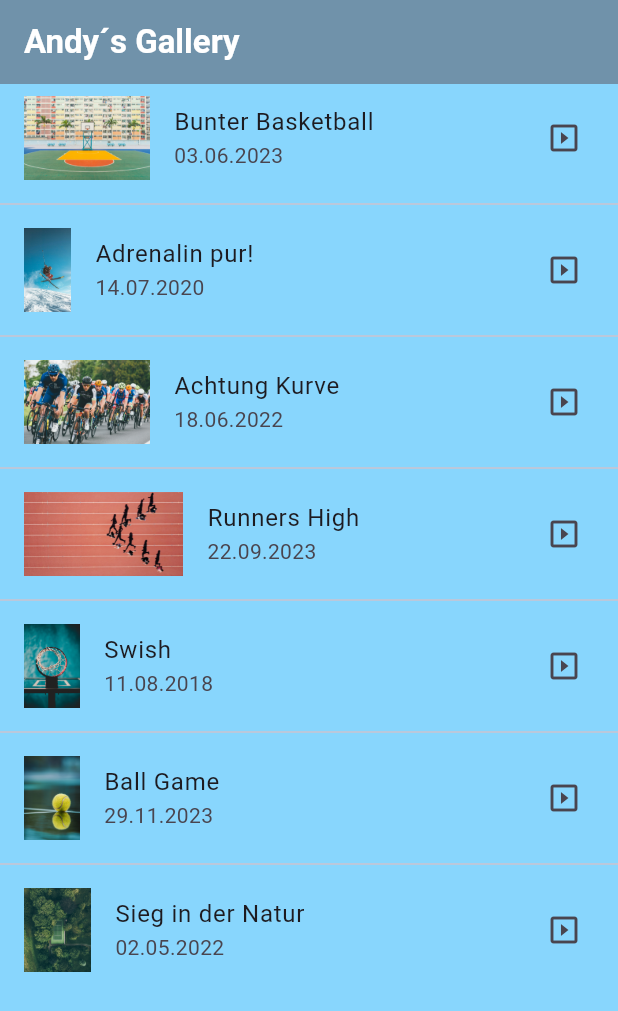
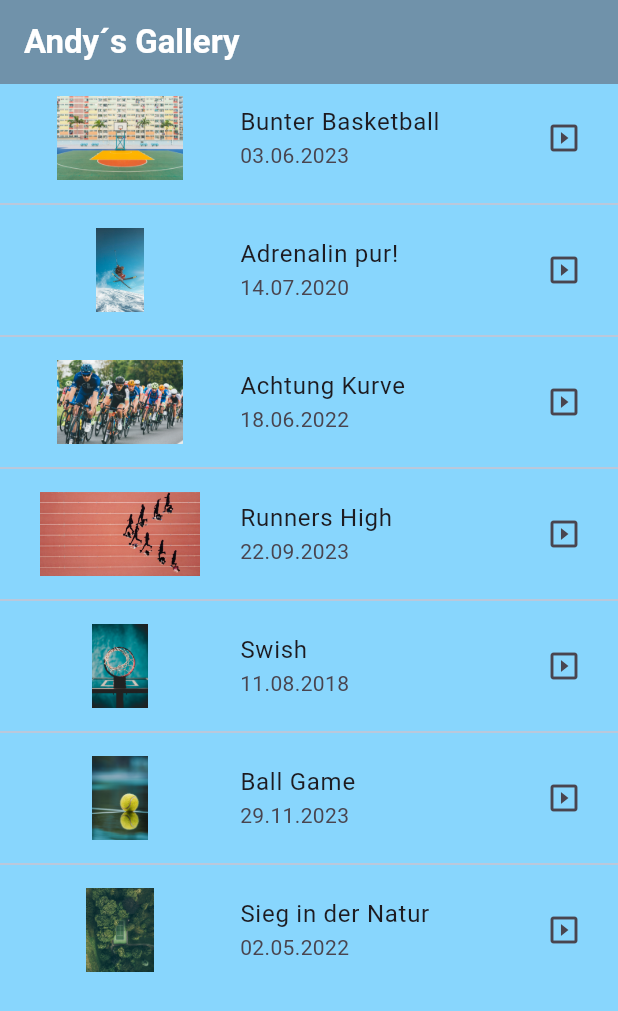
Before and after one commit to Dopa91/simple_gallery_app_dopatka, a Flutter app: the MyGalleryPage screen opened directly, on a phone screen of 412 x 824 dp. Shown: the top 1011 px of the screen. Run offline on Flutter 3.47's test engine with Material 3 defaults, Android fonts, the phone set to English and light mode, and no system bars; our stand-ins replace flutter_image_slideshow.

Commit message:
corrected width in ListTile in Leading

```diff
--- a/lib/features/gallery/screens/my_gallery_page.dart
+++ b/lib/features/gallery/screens/my_gallery_page.dart
@@ -26,7 +26,10 @@ class MyGalleryPage extends StatelessWidget {
           return ListTile(
             title: Text(dataList[index].imageTitle),
             subtitle: Text(dataList[index].imageDate),
-            leading: Image.asset(dataList[index].imagePath),
+            leading: Image.asset(
+              dataList[index].imagePath,
+              width: 128,
+            ),
             trailing: GestureDetector(
                 onTap: () {
                   Navigator.of(context).push(
```
